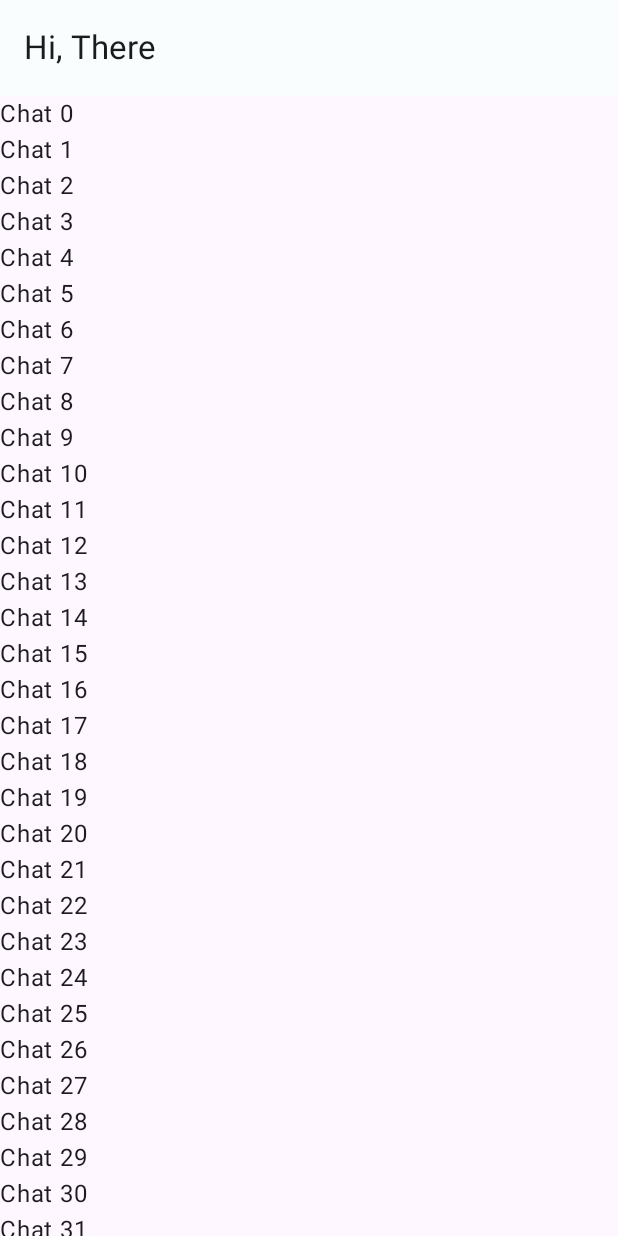
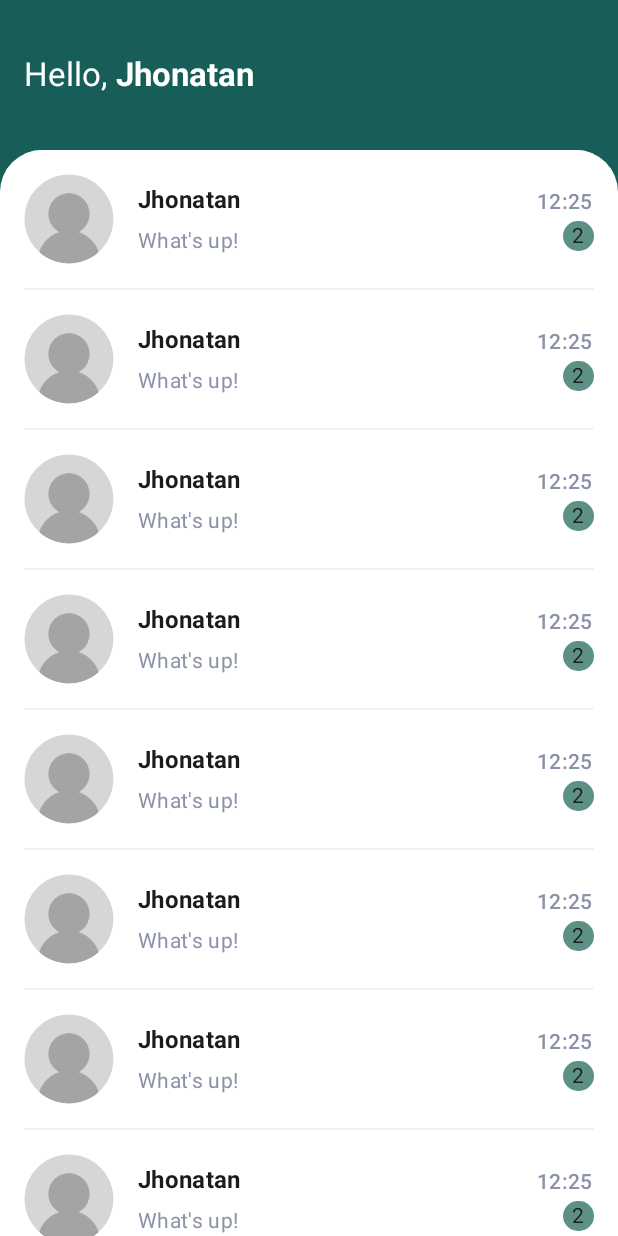
Before and after one commit to JhonatanNeves/linktalk, an Android app built with Jetpack Compose: the @Preview function ChatsScreenPreview, on a phone screen of 412 x 824 dp. Run offline under Robolectric (Android 15) with nearby library versions, the phone set to English and light mode, and no system bars; our stand-ins replace constraintlayout-compose.

Commit message:
feat(Implementa a estrutura inicial da tela de chat)

```diff
--- a/app/build.gradle.kts
+++ b/app/build.gradle.kts
@@ -98,6 +98,7 @@ dependencies {
     implementation(libs.ktor.client.logging)
     implementation(libs.exifinterface)
     implementation(libs.security.crypto)
+    implementation(libs.constraint.layout.compose)
 
 
     testImplementation(libs.junit)
--- /dev/null
+++ b/app/src/main/java/com/example/linktalk/ui/components/ChatItem.kt
@@ -0,0 +1,119 @@
+package com.example.linktalk.ui.components
+
+import androidx.compose.foundation.Image
+import androidx.compose.foundation.background
+import androidx.compose.foundation.layout.fillMaxWidth
+import androidx.compose.foundation.layout.padding
+import androidx.compose.foundation.layout.size
+import androidx.compose.foundation.shape.CircleShape
+import androidx.compose.material3.MaterialTheme
+import androidx.compose.material3.Text
+import androidx.compose.runtime.Composable
+import androidx.compose.ui.Modifier
+import androidx.compose.ui.draw.clip
+import androidx.compose.ui.res.painterResource
+import androidx.compose.ui.text.font.FontWeight
+import androidx.compose.ui.tooling.preview.Preview
+import androidx.compose.ui.unit.dp
+import androidx.constraintlayout.compose.ConstraintLayout
+import androidx.constraintlayout.compose.Dimension
+import com.example.linktalk.R
+import com.example.linktalk.ui.theme.LinkTalkTheme
+
+@Composable
+fun ChatItem(modifier: Modifier = Modifier) {
+    ConstraintLayout(
+        modifier = modifier
+            .fillMaxWidth()
+            .background(MaterialTheme.colorScheme.surface)
+    ) {
+        val (
+            avatarRef,
+            firstNameRef,
+            lastMessageRef,
+            lastMessageTimeRef,
+            unreadMessageCountRef,
+        ) = createRefs()
+        Image(
+            painter = painterResource(id = R.drawable.no_profile_image),
+            contentDescription = null,
+            modifier = Modifier
+                .clip(CircleShape)
+                .size(60.dp)
+                .constrainAs(avatarRef) {
+                    top.linkTo(parent.top, margin = 16.dp)
+                    start.linkTo(parent.start)
+                    bottom.linkTo(parent.bottom, margin = 16.dp)
+                }
+        )
+
+        Text(
+            text = "Jhonatan",
+            modifier = Modifier
+                .constrainAs(firstNameRef) {
+                    top.linkTo(avatarRef.top)
+                    start.linkTo(avatarRef.end, margin = 16.dp)
+                    end.linkTo(lastMessageTimeRef.start, margin = 16.dp)
+                    bottom.linkTo(lastMessageRef.top)
+                    width = Dimension.fillToConstraints
+                },
+            color = MaterialTheme.colorScheme.onSurface,
+            fontWeight = FontWeight.Bold,
+            style = MaterialTheme.typography.titleMedium
+        )
+
+        Text(
+            text = "What's up!",
+            modifier = Modifier
+                .constrainAs(lastMessageRef) {
+                    top.linkTo(firstNameRef.bottom)
+                    start.linkTo(avatarRef.end, margin = 16.dp)
+                    end.linkTo(unreadMessageCountRef.start, margin = 16.dp)
+                    bottom.linkTo(avatarRef.bottom)
+                    width = Dimension.fillToConstraints
+                },
+            color = MaterialTheme.colorScheme.onSurfaceVariant,
+            style = MaterialTheme.typography.bodyMedium
+        )
+
+        Text(
+            text = "12:25",
+            modifier = Modifier
+                .constrainAs(lastMessageTimeRef) {
+                    top.linkTo(firstNameRef.top)
+                    end.linkTo(parent.end)
+                    bottom.linkTo(unreadMessageCountRef.top)
+                    width = Dimension.wrapContent
+                },
+            color = MaterialTheme.colorScheme.onSurfaceVariant,
+            fontWeight = FontWeight.Medium,
+            style = MaterialTheme.typography.bodyMedium
+        )
+
+        Text(
+            text = "2",
+            modifier = Modifier
+                .clip(CircleShape)
+                .background(MaterialTheme.colorScheme.primaryContainer)
+                .padding(horizontal = 6.dp)
+                .constrainAs(unreadMessageCountRef) {
+                    top.linkTo(lastMessageTimeRef.bottom)
+                    end.linkTo(parent.end)
+                    bottom.linkTo(lastMessageRef.bottom)
+                    width = Dimension.wrapContent
+                },
+            color = MaterialTheme.colorScheme.onSurface,
+            style = MaterialTheme.typography.bodyMedium
+        )
+
+
+    }
+}
+
+@Preview
+@Composable
+private fun ChatItemPreview() {
+    LinkTalkTheme {
+        ChatItem()
+    }
+}
--- a/app/src/main/java/com/example/linktalk/ui/feature/chats/ChatsScreen.kt
+++ b/app/src/main/java/com/example/linktalk/ui/feature/chats/ChatsScreen.kt
@@ -1,15 +1,29 @@
 package com.example.linktalk.ui.feature.chats
 
+import androidx.compose.foundation.background
+import androidx.compose.foundation.layout.PaddingValues
 import androidx.compose.foundation.layout.fillMaxSize
 import androidx.compose.foundation.layout.padding
 import androidx.compose.foundation.lazy.LazyColumn
+import androidx.compose.foundation.shape.CornerSize
 import androidx.compose.material3.ExperimentalMaterial3Api
+import androidx.compose.material3.HorizontalDivider
+import androidx.compose.material3.MaterialTheme
 import androidx.compose.material3.Scaffold
 import androidx.compose.material3.Text
 import androidx.compose.material3.TopAppBar
+import androidx.compose.material3.TopAppBarDefaults
 import androidx.compose.runtime.Composable
 import androidx.compose.ui.Modifier
+import androidx.compose.ui.draw.clip
+import androidx.compose.ui.res.stringResource
+import androidx.compose.ui.text.AnnotatedString
+import androidx.compose.ui.text.fromHtml
 import androidx.compose.ui.tooling.preview.Preview
+import androidx.compose.ui.unit.dp
+import com.example.linktalk.R
+import com.example.linktalk.ui.components.ChatItem
+import com.example.linktalk.ui.theme.Grey1
 import com.example.linktalk.ui.theme.LinkTalkTheme
 
 @Composable
@@ -18,24 +32,51 @@ fun ChatsRoute() {
 }
 
 @OptIn(ExperimentalMaterial3Api::class)
+
 @Composable
 fun ChatsScreen() {
     Scaffold(
         topBar = {
             TopAppBar(
                 title = {
-                    Text(text = "Hi, There")
-                }
+                    Text(
+                        text = AnnotatedString.fromHtml(stringResource(R.string.feature_chats_greeting, "Jhonatan")),
+                        color = MaterialTheme.colorScheme.onPrimary,
+                        style = MaterialTheme.typography.titleLarge,
+                    )
+                },
+                colors = TopAppBarDefaults.topAppBarColors(
+                    containerColor = MaterialTheme.colorScheme.primary,
+                ),
+                expandedHeight = 100.dp
             )
-        }
+        },
+        containerColor = MaterialTheme.colorScheme.primary
     ) { paddingValues ->
-        LazyColumn (
+        LazyColumn(
             modifier = Modifier
                 .padding(paddingValues)
-                .fillMaxSize()
-        ){
+                .background(
+                    color = MaterialTheme.colorScheme.surface,
+                    shape = MaterialTheme.shapes.extraLarge.copy(
+                        bottomStart = CornerSize(0.dp),
+                        bottomEnd = CornerSize(0.dp),
+                    )
+                )
+                .clip(
+                    shape = MaterialTheme.shapes.extraLarge.copy(
+                        bottomStart = CornerSize(0.dp),
+                        bottomEnd = CornerSize(0.dp),
+                    )
+                )
+                .fillMaxSize(),
+            contentPadding = PaddingValues(horizontal = 16.dp)
+        ) {
             items(100) {
-                Text(text = "Chat $it")
+                ChatItem()
+                HorizontalDivider(
+                    color = Grey1
+                )
             }
         }
     }
--- a/app/src/main/java/com/example/linktalk/ui/theme/Color.kt
+++ b/app/src/main/java/com/example/linktalk/ui/theme/Color.kt
@@ -6,7 +6,7 @@ import androidx.compose.ui.graphics.Color
 val Turquoise20 = Color(0xFF00363c)
 val Turquoise30 = Color(0xFF004f57)
 val Turquoise80 = Color(0xFF165E57)
-val Turqouise90 = Color(0xFF93C2FF)
+val Turqouise90 = Color(0xFF5D9185)
 val Turqouise10 = Color(0xFF001f23)
 val Wildfire20 = Color(0xFF522300)
 val Wildfire80 = Color(0xFFffb68c)
@@ -17,7 +17,7 @@ val Green80 = Color(0xFFb1cbcf)
 val Neutral10 = Color(0xFF191c1d)
 val Neutral60 = Color(0xFF8a91a8)
 val Neutral90 = Color(0xFFe1e3e3)
-val Surface = Color(0xFFfafdfd)
+val Surface = Color(0xFFffffff)
 val Grey1 = Color(0xFFeff0f1)
 
 val ColorSuccess = Color(0xFF2E9000)
--- a/app/src/main/res/values/strings.xml
+++ b/app/src/main/res/values/strings.xml
@@ -35,6 +35,9 @@
     <string name="feature_sign_up_has_account">Already have an account?</string>
     <string name="feature_sign_up_login_here">Log in</string>
     <string name="feature_sign_up_success">Cadastro realizado com sucesso. Faça login para continuar</string>
+
+    <string name="feature_chats_greeting"><![CDATA[Hello, <b>%1$s</b>]]></string>
+
     <string name="error_message_profile_picture_uploading_failed">Error loading profile picture. Please try again. (Supported formats: jpg, jpeg, png)</string>
 
     <string name="splash_safety_info">Secure, encrypted and private messaging</string>
--- a/gradle/libs.versions.toml
+++ b/gradle/libs.versions.toml
@@ -33,6 +33,7 @@ protobufJavalite = "4.33.1"
 protoBuf = "0.9.5"
 exifinterface = "1.4.1"
 securityCrypto = "1.1.0"
+constraintLayoutCompose = "1.1.1"
 
 [libraries]
 accompanist-permissions = { module = "com.google.accompanist:accompanist-permissions", version.ref = "accompanistPermissions" }
@@ -75,6 +76,7 @@ ktor-serialization-kotlinx-json = { module = "io.ktor:ktor-serialization-kotlinx
 protobuf-javalite = { module = "com.google.protobuf:protobuf-javalite", version.ref = "protobufJavalite" }
 exifinterface = { module = "androidx.exifinterface:exifinterface", version.ref = "exifinterface" }
 security-crypto = { module = "androidx.security:security-crypto", version.ref = "securityCrypto" }
+constraint-layout-compose = { module = "androidx.constraintlayout:constraintlayout-compose", version.ref = "constraintLayoutCompose" }
 
 [plugins]
 androidApplication = { id = "com.android.application", version.ref = "agp" }
```
Also changed, not shown: 1 other file.
